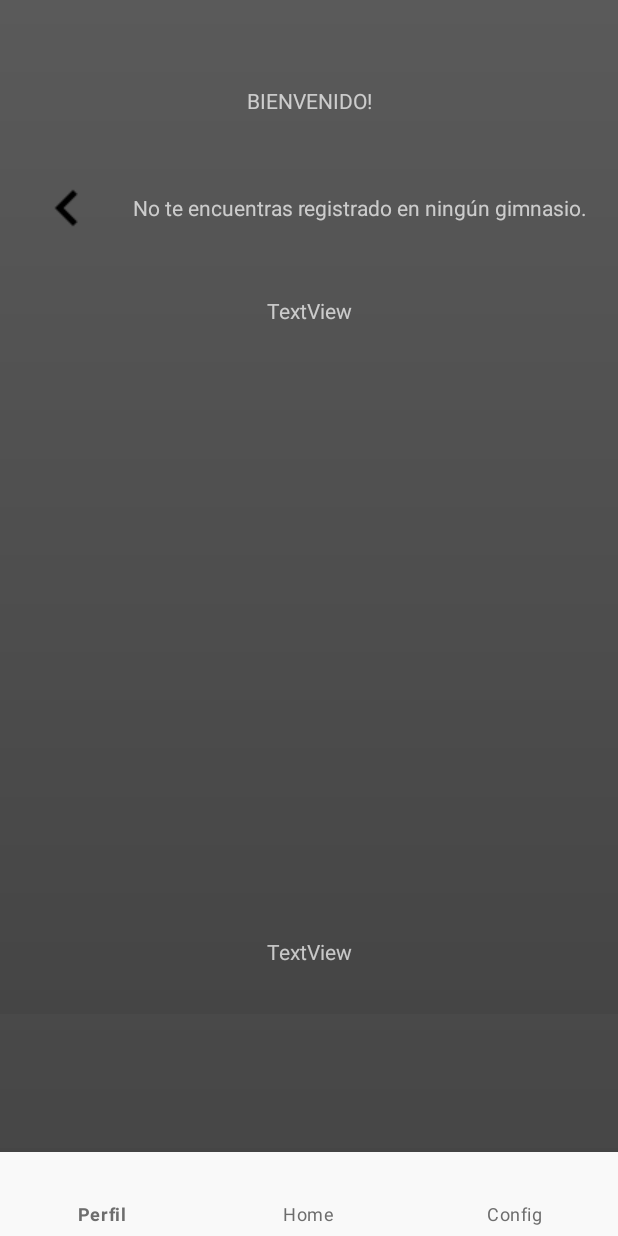
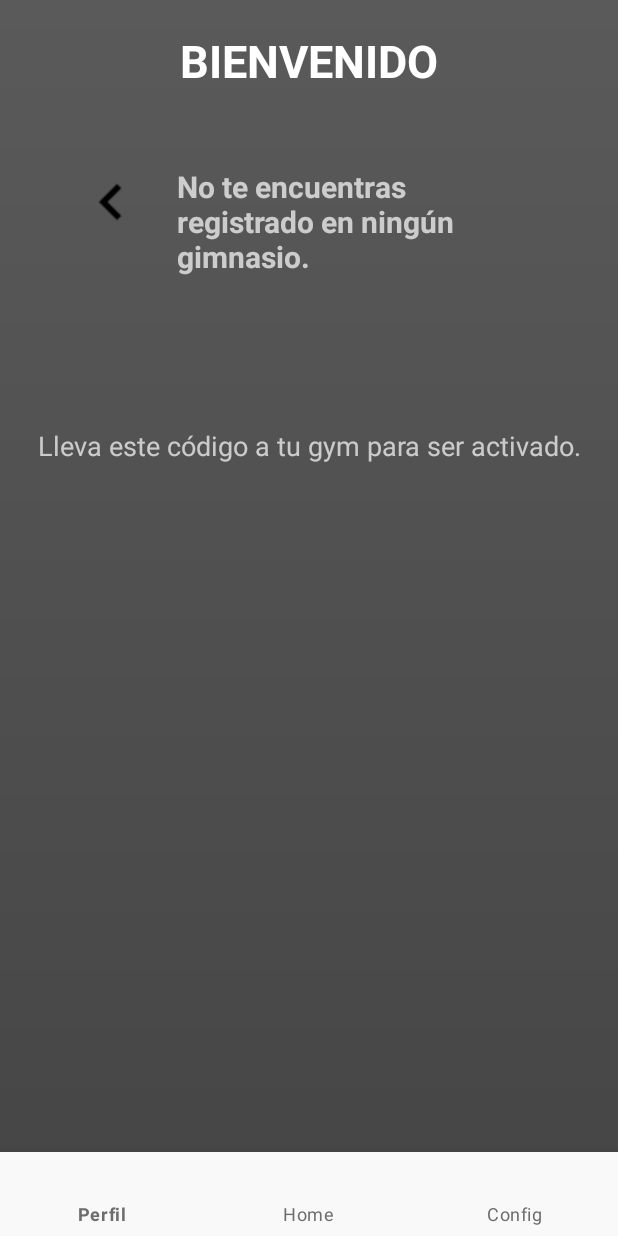
Before and after one commit to Jhonnier20/ProyectoFinalApps, an Android app: the HomeClientFragment screen opened directly, with no data from a screen before it, on a phone screen of 412 x 824 dp. Run offline under Robolectric (Android 15) with nearby library versions, the phone set to English and light mode, and no system bars; our stand-ins replace Firebase (no records; nobody signed in at launch, a user with empty details on screens opened directly); libraries missing offline, so code that uses them is left out: com.journeyapps.barcodescanner; 4 statements that could not run were skipped.

Commit message:
arreglo home cliente

```diff
--- a/app/src/main/res/layout/fragment_home_client.xml
+++ b/app/src/main/res/layout/fragment_home_client.xml
@@ -3,27 +3,30 @@
     xmlns:app="http://schemas.android.com/apk/res-auto"
     xmlns:tools="http://schemas.android.com/tools"
     android:layout_width="match_parent"
-    android:layout_height="wrap_content"
-    android:background="@drawable/main_app_back">
+    android:layout_height="wrap_content">
 
     <TextView
         android:id="@+id/textView3"
         android:layout_width="wrap_content"
         android:layout_height="wrap_content"
-        android:layout_marginTop="57dp"
-        android:text="@string/welcome_frag"
+        android:layout_marginTop="20dp"
+        android:text="BIENVENIDO"
+        android:textColor="#FFFFFF"
+        android:textSize="30dp"
+        android:textStyle="bold"
         app:layout_constraintEnd_toEndOf="parent"
         app:layout_constraintStart_toStartOf="parent"
         app:layout_constraintTop_toTopOf="parent" />
 
     <TextView
         android:id="@+id/textView4"
-        android:layout_width="wrap_content"
-        android:layout_height="wrap_content"
-        android:layout_marginTop="52dp"
+        android:layout_width="230dp"
+        android:layout_height="0dp"
+        android:layout_marginStart="20dp"
+        android:layout_marginTop="50dp"
         android:text="@string/no_register_gym"
-        app:layout_constraintEnd_toEndOf="parent"
-        app:layout_constraintHorizontal_bias="0.5"
+        android:textSize="20dp"
+        android:textStyle="bold"
         app:layout_constraintStart_toEndOf="@+id/imageView"
         app:layout_constraintTop_toBottomOf="@+id/textView3" />
 
@@ -31,41 +34,31 @@
         android:id="@+id/imageView"
         android:layout_width="wrap_content"
         android:layout_height="wrap_content"
+        android:layout_marginStart="50dp"
+        android:layout_marginTop="50dp"
         android:src="@drawable/back_left"
-        app:layout_constraintBottom_toBottomOf="@+id/textView4"
-        app:layout_constraintEnd_toStartOf="@+id/textView4"
-        app:layout_constraintHorizontal_bias="0.5"
         app:layout_constraintStart_toStartOf="parent"
-        app:layout_constraintTop_toTopOf="@+id/textView4"
+        app:layout_constraintTop_toBottomOf="@+id/textView3"
         app:srcCompat="@drawable/warning_amber_24px" />
 
     <TextView
         android:id="@+id/textView5"
         android:layout_width="wrap_content"
         android:layout_height="wrap_content"
-        android:layout_marginTop="49dp"
-        android:text="TextView"
+        android:layout_marginTop="100dp"
+        android:text="Lleva este código a tu gym para ser activado."
+        android:textSize="18dp"
         app:layout_constraintEnd_toEndOf="parent"
         app:layout_constraintStart_toStartOf="parent"
         app:layout_constraintTop_toBottomOf="@+id/textView4" />
-
-    <TextView
-        android:id="@+id/textView6"
-        android:layout_width="wrap_content"
-        android:layout_height="wrap_content"
-        android:layout_marginTop="64dp"
-        android:layout_marginBottom="32dp"
-        android:text="TextView"
-        app:layout_constraintBottom_toBottomOf="parent"
-        app:layout_constraintEnd_toEndOf="parent"
-        app:layout_constraintStart_toStartOf="parent"
-        app:layout_constraintTop_toBottomOf="@+id/codQrImg" />
 
     <ImageView
         android:id="@+id/codQrImg"
         android:layout_width="280dp"
         android:layout_height="280dp"
-        android:layout_marginTop="64dp"
+        android:layout_marginTop="20dp"
+        android:layout_marginBottom="50dp"
+        app:layout_constraintBottom_toBottomOf="parent"
         app:layout_constraintEnd_toEndOf="parent"
         app:layout_constraintStart_toStartOf="parent"
         app:layout_constraintTop_toBottomOf="@+id/textView5"
--- a/app/src/main/res/layout/fragment_home_staff.xml
+++ b/app/src/main/res/layout/fragment_home_staff.xml
@@ -4,7 +4,7 @@
     xmlns:tools="http://schemas.android.com/tools"
     android:layout_width="match_parent"
     android:layout_height="wrap_content"
-    android:background="@drawable/main_app_back">
+    android:background="#00FFFFFF">
 
     <TextView
         android:id="@+id/textView7"
@@ -67,5 +67,7 @@
         app:layout_constraintBottom_toBottomOf="parent"
         app:layout_constraintEnd_toEndOf="parent"
         app:layout_constraintStart_toStartOf="parent"
-        app:layout_constraintTop_toBottomOf="@+id/button" />
+        app:layout_constraintTop_toBottomOf="@+id/button">
+
+    </androidx.recyclerview.widget.RecyclerView>
 </androidx.constraintlayout.widget.ConstraintLayout>
```
